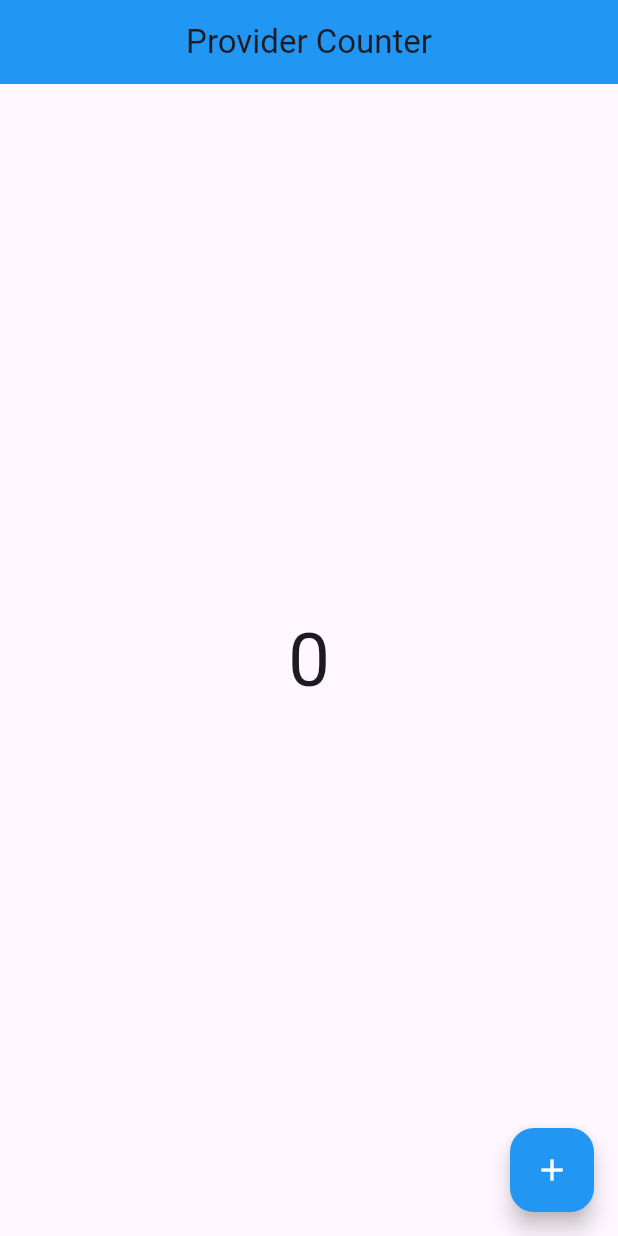
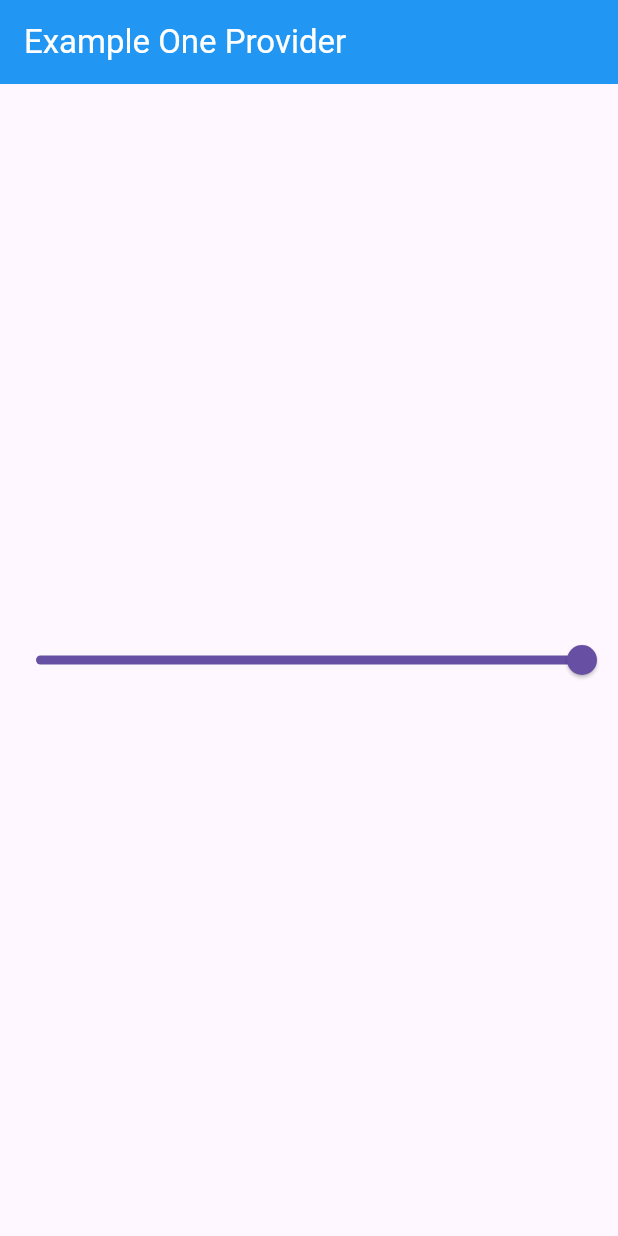
Before and after one commit to ahmedkaimkhani/Learning-of-Provider-State-Management, a Flutter app: the first screen one second after launch, on a phone screen of 412 x 824 dp. Run offline on Flutter 3.47's test engine with Material 3 defaults, Android fonts, the light colour scheme and no system bars.

Commit message:
Learning Provider

```diff
--- a/lib/main.dart
+++ b/lib/main.dart
@@ -2,6 +2,7 @@
 import 'package:provider/provider.dart';
 import 'package:provider_leaning/provider/counter_provider.dart';
 import 'package:provider_leaning/views/counter_view.dart';
+import 'package:provider_leaning/views/example_one.dart';
 
 void main() {
   runApp(const MyApp());
@@ -20,7 +21,7 @@
         theme: ThemeData(
             appBarTheme: const AppBarTheme(backgroundColor: Colors.blue)),
         title: 'Provider Learning',
-        home: const CounterView(),
+        home: const ExampleOneView(),
       ),
     );
   }
--- /dev/null
+++ b/lib/provider/example_one_provider.dart
@@ -0,0 +1,3 @@
+import 'package:flutter/material.dart';
+
+class ExampleOneProvider with ChangeNotifier {}
--- /dev/null
+++ b/lib/views/example_one.dart
@@ -0,0 +1,29 @@
+import 'package:flutter/material.dart';
+
+class ExampleOneView extends StatefulWidget {
+  const ExampleOneView({super.key});
+
+  @override
+  State<ExampleOneView> createState() => _ExampleOneViewState();
+}
+
+class _ExampleOneViewState extends State<ExampleOneView> {
+  double value = 1.0;
+  @override
+  Widget build(BuildContext context) {
+    return Scaffold(
+      appBar: AppBar(
+        title: const Text(
+          'Example One Provider',
+          style: TextStyle(color: Colors.white),
+        ),
+      ),
+      body: Column(
+        mainAxisAlignment: MainAxisAlignment.center,
+        children: [
+          Slider(value: value, onChanged: (value) {}),
+        ],
+      ),
+    );
+  }
+}
```
